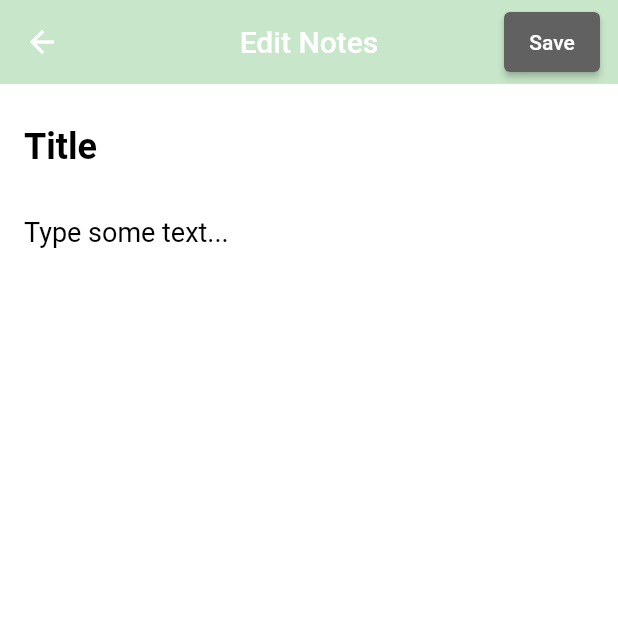
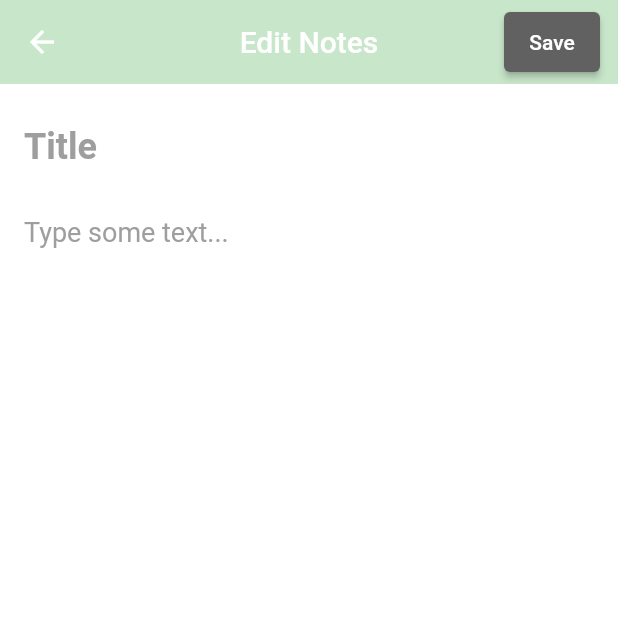
Before and after one commit to GiovaniJau/Flutter_SQFLite, a Flutter app: the screen it shows after launch, after a tap on the "add" icon, on a phone screen of 412 x 824 dp, the top half of it. Run offline on Flutter 3.47's test engine with Material 2 defaults, Android fonts, the phone set to English and light mode, and no system bars; our stand-ins replace sqflite; accounts and stored records are empty.

Commit message:
Implements search note

```diff
--- a/lib/main.dart
+++ b/lib/main.dart
@@ -2,6 +2,7 @@ import 'package:flutter/material.dart';
 import 'package:flutter/services.dart';
 
 import 'ui/note_page.dart';
+
 
 Future main() async {
   WidgetsFlutterBinding.ensureInitialized();
@@ -16,6 +17,8 @@ Future main() async {
 
 class MyApp extends StatelessWidget {
   static const String title = 'Notes SQLite';
+
+  MyApp({Key? key}) : super(key: key);
 
   @override
   Widget build(BuildContext context) => MaterialApp(
--- a/lib/ui/edit_note_page.dart
+++ b/lib/ui/edit_note_page.dart
@@ -11,6 +11,7 @@ class AddEditNotePage extends StatefulWidget {
     Key? key,
     this.note,
   }) : super(key: key);
+
   @override
   _AddEditNotePageState createState() => _AddEditNotePageState();
 }
--- a/lib/ui/note_page.dart
+++ b/lib/ui/note_page.dart
@@ -1,6 +1,7 @@
 import 'package:flutter/material.dart';
 import 'package:flutter_sqflite/database/notes_db.dart';
 import 'package:flutter_sqflite/model/note.dart';
+import 'package:flutter_sqflite/ui/search_note.dart';
 import 'package:flutter_sqflite/widget/note_card_widget.dart';
 import 'package:flutter_staggered_grid_view/flutter_staggered_grid_view.dart';
 import 'edit_note_page.dart';
@@ -48,7 +49,21 @@ class _NotesPageState extends State<NotesPage> {
         'Notes',
         style: TextStyle(fontSize: 24),
       ),
-      actions: const [Icon(Icons.search), SizedBox(width: 12)],
+
+      actions: <Widget>[
+        IconButton(
+            icon: const Icon(Icons.search),
+            onPressed: () {
+              showSearch(context: context, delegate: DataSearch(notes));
+            })
+      ],
+
+      /*actions: const [
+        Icon(Icons.search),
+        SizedBox(width: 12)
+      ],*/
+
+
     ),
     body: Center(
       child: isLoading
--- a/lib/widget/note_card_widget.dart
+++ b/lib/widget/note_card_widget.dart
@@ -13,14 +13,14 @@ final _lightColors = [
 ];
 
 class NoteCardWidget extends StatelessWidget {
+  final Note note;
+  final int index;
+
   const NoteCardWidget({
     Key? key,
     required this.note,
     required this.index,
   }) : super(key: key);
-
-  final Note note;
-  final int index;
 
   @override
   Widget build(BuildContext context) {
--- a/lib/widget/note_form_widget.dart
+++ b/lib/widget/note_form_widget.dart
@@ -49,7 +49,7 @@ class NoteFormWidget extends StatelessWidget {
     decoration: const InputDecoration(
       border: InputBorder.none,
       hintText: 'Title',
-      hintStyle: TextStyle(color: Colors.black),
+      hintStyle: TextStyle(color: Colors.grey),
     ),
     validator: (title) =>
     title != null && title.isEmpty ? 'The title cannot be empty' : null,
@@ -63,9 +63,9 @@ class NoteFormWidget extends StatelessWidget {
     decoration: const InputDecoration(
       border: InputBorder.none,
       hintText: 'Type some text...',
-      hintStyle: TextStyle(color: Colors.black),
+      hintStyle: TextStyle(color: Colors.grey),
     ),
-    validator: (title) => title != null && title.isEmpty
+    validator: (description) => description != null && description.isEmpty
         ? 'The description cannot be empty'
         : null,
     onChanged: onChangedDescription,
```
Also changed, not shown: lib/database/notes_db.dart (+13 -0 lines), lib/ui/search_note.dart (added, +92 -0 lines).
